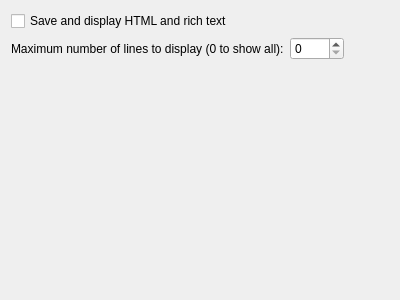
The window that plugins/itemtext/itemtextsettings.ui (hluk/CopyQ) describes before a commit, drawn with Qt 5.
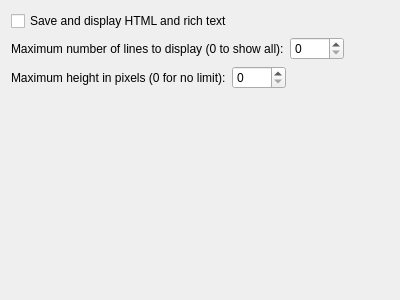
The same window after the commit.

Commit message: ItemText: Allow user to set maximum item height

The edit to the form file:
```diff
--- a/plugins/itemtext/itemtextsettings.ui
+++ b/plugins/itemtext/itemtextsettings.ui
@@ -52,6 +52,40 @@
      </item>
     </layout>
    </item>
+   <item>
+    <layout class="QHBoxLayout" name="horizontalLayout_2">
+     <item>
+      <widget class="QLabel" name="label_2">
+       <property name="text">
+        <string>Maximum height in pixels (0 for no limit):</string>
+       </property>
+       <property name="buddy">
+        <cstring>spinBoxMaxHeight</cstring>
+       </property>
+      </widget>
+     </item>
+     <item>
+      <widget class="QSpinBox" name="spinBoxMaxHeight">
+       <property name="maximum">
+        <number>2000</number>
+       </property>
+      </widget>
+     </item>
+     <item>
+      <spacer name="horizontalSpacer_2">
+       <property name="orientation">
+        <enum>Qt::Horizontal</enum>
+       </property>
+       <property name="sizeHint" stdset="0">
+        <size>
+         <width>40</width>
+         <height>20</height>
+        </size>
+       </property>
+      </spacer>
+     </item>
+    </layout>
+   </item>
    <item>
     <spacer name="verticalSpacer">
      <property name="orientation">
```
The commit also changes 2 other files.
